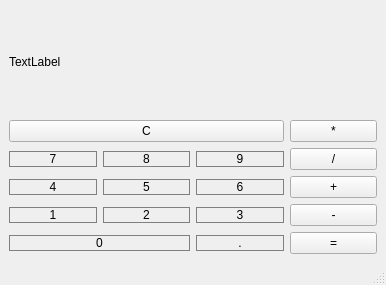
Before: the Qt Designer form Databases/calculator.ui in IlyaVinichenko/Home, drawn with Qt 5.
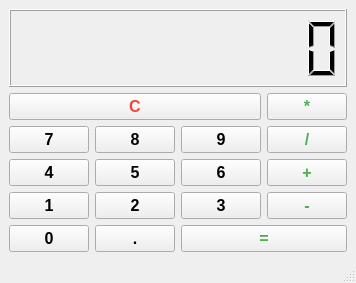
After: the same form once the commit is applied.

Commit message: converted ui to py file

Diff of the .ui file:
```diff
--- a/Databases/calculator.ui
+++ b/Databases/calculator.ui
@@ -6,8 +6,8 @@
    <rect>
     <x>0</x>
     <y>0</y>
-    <width>386</width>
-    <height>285</height>
+    <width>356</width>
+    <height>283</height>
    </rect>
   </property>
   <property name="windowTitle">
@@ -15,224 +15,420 @@
   </property>
   <widget class="QWidget" name="centralwidget">
    <layout class="QGridLayout" name="gridLayout_2">
-    <item row="0" column="0">
+    <item row="1" column="0">
      <layout class="QGridLayout" name="gridLayout">
-      <item row="3" column="1">
-       <widget class="QPushButton" name="pushButton_n5">
-        <property name="styleSheet">
-         <string notr="true">QPushButton {
-	border: 1px solid gray;
-}
-QPushButton: pressed {
-	background-color: qlineargradient (x1: 0, y1: 0, x2: 0, y2: 1, stop: 0 #dadbde, stop: 1 #f6f7fa);
-}</string>
-        </property>
-        <property name="text">
-         <string>5</string>
-        </property>
-       </widget>
-      </item>
-      <item row="3" column="0">
-       <widget class="QPushButton" name="pushButton_n4">
-        <property name="styleSheet">
-         <string notr="true">QPushButton {
-	border: 1px solid gray;
-}
-QPushButton: pressed {
-	background-color: qlineargradient (x1: 0, y1: 0, x2: 0, y2: 1, stop: 0 #dadbde, stop: 1 #f6f7fa);
-}</string>
-        </property>
-        <property name="text">
-         <string>4</string>
-        </property>
-       </widget>
-      </item>
-      <item row="2" column="1">
-       <widget class="QPushButton" name="pushButton_n8">
-        <property name="styleSheet">
-         <string notr="true">QPushButton {
-	border: 1px solid gray;
-}
-QPushButton: pressed {
-	background-color: qlineargradient (x1: 0, y1: 0, x2: 0, y2: 1, stop: 0 #dadbde, stop: 1 #f6f7fa);
-}</string>
-        </property>
-        <property name="text">
-         <string>8</string>
-        </property>
-       </widget>
-      </item>
-      <item row="5" column="2">
-       <widget class="QPushButton" name="pushButton_15">
-        <property name="styleSheet">
-         <string notr="true">QPushButton {
-	border: 1px solid gray;
-}
-QPushButton: pressed {
-	background-color: qlineargradient (x1: 0, y1: 0, x2: 0, y2: 1, stop: 0 #dadbde, stop: 1 #f6f7fa);
-}</string>
-        </property>
-        <property name="text">
-         <string>.</string>
-        </property>
-       </widget>
-      </item>
       <item row="2" column="2">
-       <widget class="QPushButton" name="pushButton_n9">
-        <property name="styleSheet">
-         <string notr="true">QPushButton {
-	border: 1px solid gray;
-}
-QPushButton: pressed {
-	background-color: qlineargradient (x1: 0, y1: 0, x2: 0, y2: 1, stop: 0 #dadbde, stop: 1 #f6f7fa);
-}</string>
-        </property>
-        <property name="text">
-         <string>9</string>
-        </property>
-       </widget>
-      </item>
-      <item row="3" column="2">
        <widget class="QPushButton" name="pushButton_n6">
+        <property name="minimumSize">
+         <size>
+          <width>0</width>
+          <height>0</height>
+         </size>
+        </property>
+        <property name="font">
+         <font>
+          <pointsize>12</pointsize>
+          <weight>75</weight>
+          <bold>true</bold>
+         </font>
+        </property>
         <property name="styleSheet">
-         <string notr="true">QPushButton {
-	border: 1px solid gray;
-}
-QPushButton: pressed {
-	background-color: qlineargradient (x1: 0, y1: 0, x2: 0, y2: 1, stop: 0 #dadbde, stop: 1 #f6f7fa);
-}</string>
+         <string notr="true"/>
         </property>
         <property name="text">
          <string>6</string>
         </property>
        </widget>
       </item>
-      <item row="4" column="0">
-       <widget class="QPushButton" name="pushButton_n1">
+      <item row="3" column="2">
+       <widget class="QPushButton" name="pushButton_n3">
+        <property name="minimumSize">
+         <size>
+          <width>0</width>
+          <height>0</height>
+         </size>
+        </property>
+        <property name="font">
+         <font>
+          <pointsize>12</pointsize>
+          <weight>75</weight>
+          <bold>true</bold>
+         </font>
+        </property>
         <property name="styleSheet">
-         <string notr="true">QPushButton {
-	border: 1px solid gray;
-}
-QPushButton: pressed {
-	background-color: qlineargradient (x1: 0, y1: 0, x2: 0, y2: 1, stop: 0 #dadbde, stop: 1 #f6f7fa);
-}</string>
+         <string notr="true"/>
         </property>
         <property name="text">
-         <string>1</string>
+         <string>3</string>
         </property>
        </widget>
       </item>
-      <item row="4" column="1">
+      <item row="3" column="1">
        <widget class="QPushButton" name="pushButton_n2">
+        <property name="minimumSize">
+         <size>
+          <width>0</width>
+          <height>0</height>
+         </size>
+        </property>
+        <property name="font">
+         <font>
+          <pointsize>12</pointsize>
+          <weight>75</weight>
+          <bold>true</bold>
+         </font>
+        </property>
         <property name="styleSheet">
-         <string notr="true">QPushButton {
-	border: 1px solid gray;
-}
-QPushButton: pressed {
-	background-color: qlineargradient (x1: 0, y1: 0, x2: 0, y2: 1, stop: 0 #dadbde, stop: 1 #f6f7fa);
-}</string>
+         <string notr="true"/>
         </property>
         <property name="text">
          <string>2</string>
         </property>
        </widget>
       </item>
-      <item row="1" column="3">
+      <item row="1" column="0">
+       <widget class="QPushButton" name="pushButton_n7">
+        <property name="minimumSize">
+         <size>
+          <width>0</width>
+          <height>0</height>
+         </size>
+        </property>
+        <property name="font">
+         <font>
+          <pointsize>12</pointsize>
+          <weight>75</weight>
+          <bold>true</bold>
+         </font>
+        </property>
+        <property name="styleSheet">
+         <string notr="true"/>
+        </property>
+        <property name="text">
+         <string>7</string>
+        </property>
+       </widget>
+      </item>
+      <item row="2" column="0">
+       <widget class="QPushButton" name="pushButton_n4">
+        <property name="minimumSize">
+         <size>
+          <width>0</width>
+          <height>0</height>
+         </size>
+        </property>
+        <property name="font">
+         <font>
+          <pointsize>12</pointsize>
+          <weight>75</weight>
+          <bold>true</bold>
+         </font>
+        </property>
+        <property name="styleSheet">
+         <string notr="true"/>
+        </property>
+        <property name="text">
+         <string>4</string>
+        </property>
+       </widget>
+      </item>
+      <item row="0" column="3">
        <widget class="QPushButton" name="pushButton_multiply">
+        <property name="minimumSize">
+         <size>
+          <width>0</width>
+          <height>0</height>
+         </size>
+        </property>
+        <property name="font">
+         <font>
+          <pointsize>12</pointsize>
+          <weight>75</weight>
+          <bold>true</bold>
+         </font>
+        </property>
+        <property name="styleSheet">
+         <string notr="true">QPushButton {
+color: #4CAF50;
+}</string>
+        </property>
         <property name="text">
          <string>*</string>
         </property>
        </widget>
       </item>
       <item row="2" column="3">
+       <widget class="QPushButton" name="pushButton_plus">
+        <property name="minimumSize">
+         <size>
+          <width>0</width>
+          <height>0</height>
+         </size>
+        </property>
+        <property name="font">
+         <font>
+          <pointsize>12</pointsize>
+          <weight>75</weight>
+          <bold>true</bold>
+         </font>
+        </property>
+        <property name="styleSheet">
+         <string notr="true">QPushButton {
+color: #4CAF50;
+}</string>
+        </property>
+        <property name="text">
+         <string>+</string>
+        </property>
+       </widget>
+      </item>
+      <item row="1" column="2">
+       <widget class="QPushButton" name="pushButton_n9">
+        <property name="minimumSize">
+         <size>
+          <width>0</width>
+          <height>0</height>
+         </size>
+        </property>
+        <property name="font">
+         <font>
+          <pointsize>12</pointsize>
+          <weight>75</weight>
+          <bold>true</bold>
+         </font>
+        </property>
+        <property name="styleSheet">
+         <string notr="true"/>
+        </property>
+        <property name="text">
+         <string>9</string>
+        </property>
+       </widget>
+      </item>
+      <item row="0" column="0" colspan="3">
+       <widget class="QPushButton" name="pushButton_clear">
+        <property name="minimumSize">
+         <size>
+          <width>0</width>
+          <height>0</height>
+         </size>
+        </property>
+        <property name="font">
+         <font>
+          <pointsize>12</pointsize>
+          <weight>75</weight>
+          <bold>true</bold>
+         </font>
+        </property>
+        <property name="styleSheet">
+         <string notr="true">QPushButton {
+    color: #f44336;
+}</string>
+        </property>
+        <property name="text">
+         <string>C</string>
+        </property>
+       </widget>
+      </item>
+      <item row="3" column="0">
+       <widget class="QPushButton" name="pushButton_n1">
+        <property name="minimumSize">
+         <size>
+          <width>0</width>
+          <height>0</height>
+         </size>
+        </property>
+        <property name="font">
+         <font>
+          <pointsize>12</pointsize>
+          <weight>75</weight>
+          <bold>true</bold>
+         </font>
+        </property>
+        <property name="styleSheet">
+         <string notr="true"/>
+        </property>
+        <property name="text">
+         <string>1</string>
+        </property>
+       </widget>
+      </item>
+      <item row="2" column="1">
+       <widget class="QPushButton" name="pushButton_n5">
+        <property name="minimumSize">
+         <size>
+          <width>0</width>
+          <height>0</height>
+         </size>
+        </property>
+        <property name="font">
+         <font>
+          <pointsize>12</pointsize>
+          <weight>75</weight>
+          <bold>true</bold>
+         </font>
+        </property>
+        <property name="styleSheet">
+         <string notr="true"/>
+        </property>
+        <property name="text">
+         <string>5</string>
+        </property>
+       </widget>
+      </item>
+      <item row="1" column="1">
+       <widget class="QPushButton" name="pushButton_n8">
+        <property name="minimumSize">
+         <size>
+          <width>0</width>
+          <height>0</height>
+         </size>
+        </property>
+        <property name="font">
+         <font>
+          <pointsize>12</pointsize>
+          <weight>75</weight>
+          <bold>true</bold>
+         </font>
+        </property>
+        <property name="styleSheet">
+         <string notr="true"/>
+        </property>
+        <property name="text">
+         <string>8</string>
+        </property>
+       </widget>
+      </item>
+      <item row="1" column="3">
        <widget class="QPushButton" name="pushButton_division">
+        <property name="minimumSize">
+         <size>
+          <width>0</width>
+          <height>0</height>
+         </size>
+        </property>
+        <property name="font">
+         <font>
+          <pointsize>12</pointsize>
+          <weight>75</weight>
+          <bold>true</bold>
+         </font>
+        </property>
+        <property name="styleSheet">
+         <string notr="true">QPushButton {
+color: #4CAF50;
+}</string>
+        </property>
         <property name="text">
          <string>/</string>
         </property>
        </widget>
       </item>
       <item row="3" column="3">
-       <widget class="QPushButton" name="pushButton_plus">
-        <property name="text">
-         <string>+</string>
-        </property>
-       </widget>
-      </item>
-      <item row="4" column="3">
        <widget class="QPushButton" name="pushButton_minus">
+        <property name="minimumSize">
+         <size>
+          <width>0</width>
+          <height>0</height>
+         </size>
+        </property>
+        <property name="font">
+         <font>
+          <pointsize>12</pointsize>
+          <weight>75</weight>
+          <bold>true</bold>
+         </font>
+        </property>
+        <property name="styleSheet">
+         <string notr="true">QPushButton {
+color: #4CAF50;
+}</string>
+        </property>
         <property name="text">
          <string>-</string>
         </property>
        </widget>
       </item>
-      <item row="5" column="3">
-       <widget class="QPushButton" name="pushButton_equally">
-        <property name="text">
-         <string>=</string>
-        </property>
-       </widget>
-      </item>
-      <item row="5" column="0" colspan="2">
+      <item row="4" column="0">
        <widget class="QPushButton" name="pushButton_n0">
+        <property name="minimumSize">
+         <size>
+          <width>0</width>
+          <height>0</height>
+         </size>
+        </property>
+        <property name="font">
+         <font>
+          <pointsize>12</pointsize>
+          <weight>75</weight>
+          <bold>true</bold>
+         </font>
+        </property>
         <property name="styleSheet">
-         <string notr="true">QPushButton {
-	border: 1px solid gray;
-}
-QPushButton: pressed {
-	background-color: qlineargradient (x1: 0, y1: 0, x2: 0, y2: 1, stop: 0 #dadbde, stop: 1 #f6f7fa);
-}</string>
+         <string notr="true"/>
         </property>
         <property name="text">
          <string>0</string>
         </property>
        </widget>
       </item>
-      <item row="1" column="0" colspan="3">
-       <widget class="QPushButton" name="pushButton_clear">
-        <property name="text">
-         <string>C</string>
+      <item row="4" column="1">
+       <widget class="QPushButton" name="pushButton_15">
+        <property name="minimumSize">
+         <size>
+          <width>0</width>
+          <height>0</height>
+         </size>
         </property>
-       </widget>
-      </item>
-      <item row="4" column="2">
-       <widget class="QPushButton" name="pushButton_n3">
+        <property name="font">
+         <font>
+          <pointsize>12</pointsize>
+          <weight>75</weight>
+          <bold>true</bold>
+         </font>
+        </property>
         <property name="styleSheet">
-         <string notr="true">QPushButton {
-	border: 1px solid gray;
-}
-QPushButton: pressed {
-	background-color: qlineargradient (x1: 0, y1: 0, x2: 0, y2: 1, stop: 0 #dadbde, stop: 1 #f6f7fa);
-}</string>
+         <string notr="true"/>
         </property>
         <property name="text">
-         <string>3</string>
+         <string>.</string>
         </property>
        </widget>
       </item>
-      <item row="2" column="0">
-       <widget class="QPushButton" name="pushButton_n7">
+      <item row="4" column="2" colspan="2">
+       <widget class="QPushButton" name="pushButton_equally">
+        <property name="minimumSize">
+         <size>
+          <width>0</width>
+          <height>0</height>
+         </size>
+        </property>
+        <property name="font">
+         <font>
+          <pointsize>12</pointsize>
+          <weight>75</weight>
+          <bold>true</bold>
+         </font>
+        </property>
         <property name="styleSheet">
          <string notr="true">QPushButton {
-	border: 1px solid gray;
-}
-QPushButton: pressed {
-	background-color: qlineargradient (x1: 0, y1: 0, x2: 0, y2: 1, stop: 0 #dadbde, stop: 1 #f6f7fa);
+color: #4CAF50;
 }</string>
         </property>
         <property name="text">
-         <string>7</string>
-        </property>
-       </widget>
-      </item>
-      <item row="0" column="0" colspan="4">
-       <widget class="QLabel" name="label">
-        <property name="text">
-         <string>TextLabel</string>
+         <string>=</string>
         </property>
        </widget>
       </item>
      </layout>
     </item>
+    <item row="0" column="0">
+     <widget class="QLCDNumber" name="lcdNumber">
+      <property name="digitCount">
+       <number>10</number>
+      </property>
+     </widget>
+    </item>
    </layout>
   </widget>
   <widget class="QStatusBar" name="statusbar"/>
```
Left out of the diff: 2 changed lines with no effect on the pictures. The commit also changes 2 other files.
